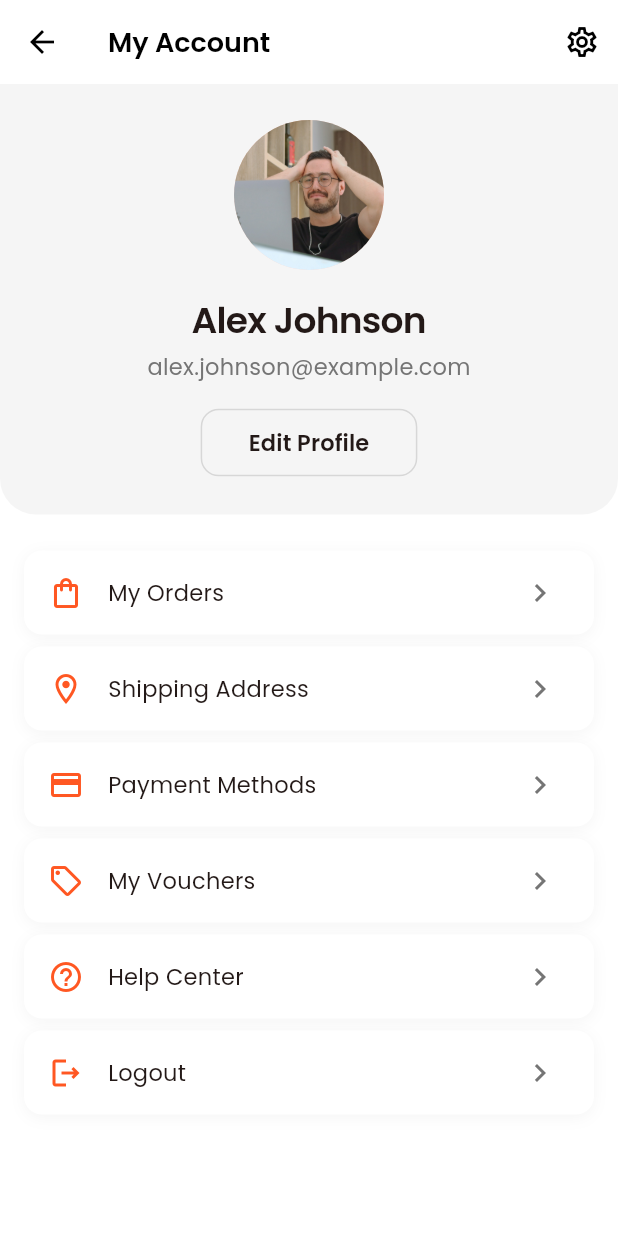
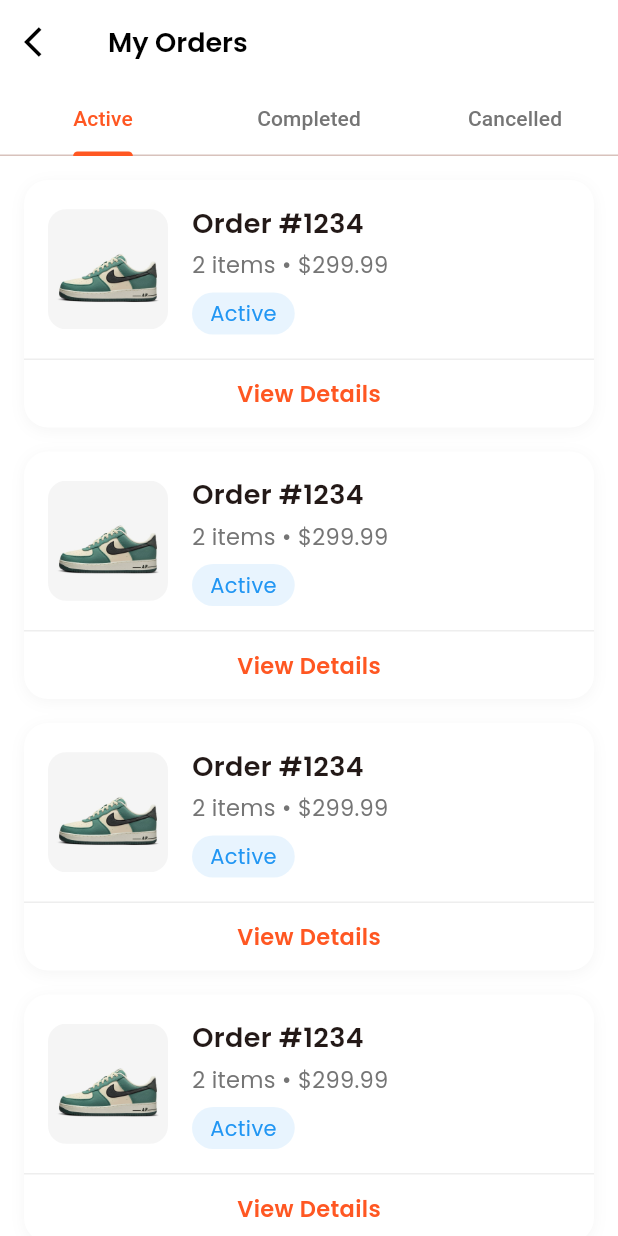
Before and after one commit to Edil-Ayehu/UI-2-Ecommerce-, a Flutter app: the AccountScreen screen opened directly, after a tap on "My Orders", on a phone screen of 412 x 824 dp. Run offline on Flutter 3.47's test engine with Material 3 defaults, Android fonts, the phone set to English and light mode, and no system bars; our stand-ins replace get, get_storage, google_fonts, share_plus; accounts and stored records are empty.

Commit message:
my orders screen

```diff
--- a/lib/view/pages/account_screen.dart
+++ b/lib/view/pages/account_screen.dart
@@ -1,6 +1,7 @@
 import 'package:ecommerce_ui/controllers/auth_controller.dart';
 import 'package:ecommerce_ui/utils/app_textstyles.dart';
 import 'package:ecommerce_ui/view/pages/auth/signin_screen.dart';
+import 'package:ecommerce_ui/view/pages/my_orders_screen.dart';
 import 'package:ecommerce_ui/view/pages/settings_screen.dart';
 import 'package:flutter/material.dart';
 import 'package:get/get.dart';
@@ -150,6 +151,8 @@ class AccountScreen extends StatelessWidget {
               onTap: () {
                 if (item['title'] == 'Logout') {
                   _showLogoutDialog(context);
+                } else if (item['title'] == 'My Orders') {
+                  Get.to(() => const MyOrdersScreen());
                 }
               },
             ),
--- /dev/null
+++ b/lib/view/pages/my_orders_screen.dart
@@ -0,0 +1,172 @@
+import 'package:flutter/material.dart';
+import 'package:get/get.dart';
+import 'package:ecommerce_ui/utils/app_textstyles.dart';
+
+class MyOrdersScreen extends StatelessWidget {
+  const MyOrdersScreen({super.key});
+
+  @override
+  Widget build(BuildContext context) {
+    final isDark = Theme.of(context).brightness == Brightness.dark;
+
+    return DefaultTabController(
+      length: 3,
+      child: Scaffold(
+        backgroundColor: Theme.of(context).scaffoldBackgroundColor,
+        appBar: AppBar(
+          leading: IconButton(
+            icon: Icon(
+              Icons.arrow_back_ios,
+              color: isDark ? Colors.white : Colors.black,
+            ),
+            onPressed: () => Get.back(),
+          ),
+          title: Text(
+            'My Orders',
+            style: AppTextStyle.withColor(
+              AppTextStyle.h3,
+              isDark ? Colors.white : Colors.black,
+            ),
+          ),
+          bottom: TabBar(
+            labelColor: Theme.of(context).primaryColor,
+            unselectedLabelColor: isDark ? Colors.grey[400] : Colors.grey[600],
+            indicatorColor: Theme.of(context).primaryColor,
+            tabs: const [
+              Tab(text: 'Active'),
+              Tab(text: 'Completed'),
+              Tab(text: 'Cancelled'),
+            ],
+          ),
+        ),
+        body: TabBarView(
+          children: [
+            _buildOrderList(context, 'active'),
+            _buildOrderList(context, 'completed'),
+            _buildOrderList(context, 'cancelled'),
+          ],
+        ),
+      ),
+    );
+  }
+
+  Widget _buildOrderList(BuildContext context, String type) {
+    return ListView.builder(
+      padding: const EdgeInsets.all(16),
+      itemCount: 5, // Replace with actual order count
+      itemBuilder: (context, index) => _buildOrderCard(context, type),
+    );
+  }
+
+  Widget _buildOrderCard(BuildContext context, String type) {
+    final isDark = Theme.of(context).brightness == Brightness.dark;
+
+    return Container(
+      margin: const EdgeInsets.only(bottom: 16),
+      decoration: BoxDecoration(
+        color: Theme.of(context).cardColor,
+        borderRadius: BorderRadius.circular(16),
+        boxShadow: [
+          BoxShadow(
+            color: isDark
+                ? Colors.black.withOpacity(0.2)
+                : Colors.grey.withOpacity(0.1),
+            blurRadius: 8,
+            offset: const Offset(0, 2),
+          ),
+        ],
+      ),
+      child: Column(
+        children: [
+          Padding(
+            padding: const EdgeInsets.all(16),
+            child: Row(
+              children: [
+                Container(
+                  width: 80,
+                  height: 80,
+                  decoration: BoxDecoration(
+                    borderRadius: BorderRadius.circular(12),
+                    image: const DecorationImage(
+                      image: AssetImage('assets/images/shoe.jpg'),
+                      fit: BoxFit.cover,
+                    ),
+                  ),
+                ),
+                const SizedBox(width: 16),
+                Expanded(
+                  child: Column(
+                    crossAxisAlignment: CrossAxisAlignment.start,
+                    children: [
+                      Text(
+                        'Order #1234',
+                        style: AppTextStyle.withColor(
+                          AppTextStyle.h3,
+                          Theme.of(context).textTheme.bodyLarge!.color!,
+                        ),
+                      ),
+                      const SizedBox(height: 4),
+                      Text(
+                        '2 items • \$299.99',
+                        style: AppTextStyle.withColor(
+                          AppTextStyle.bodyMedium,
+                          isDark ? Colors.grey[400]! : Colors.grey[600]!,
+                        ),
+                      ),
+                      const SizedBox(height: 8),
+                      _buildStatusChip(context, type),
+                    ],
+                  ),
+                ),
+              ],
+            ),
+          ),
+          Divider(height: 1, color: Colors.grey.shade200),
+          InkWell(
+            onTap: () {},
+            child: Padding(
+              padding: const EdgeInsets.symmetric(vertical: 12),
+              child: Text(
+                'View Details',
+                style: AppTextStyle.withColor(
+                  AppTextStyle.buttonMedium,
+                  Theme.of(context).primaryColor,
+                ),
+              ),
+            ),
+          ),
+        ],
+      ),
+    );
+  }
+
+  Widget _buildStatusChip(BuildContext context, String type) {
+    Color getStatusColor() {
+      switch (type) {
+        case 'active':
+          return Colors.blue;
+        case 'completed':
+          return Colors.green;
+        case 'cancelled':
+          return Colors.red;
+        default:
+          return Colors.grey;
+      }
+    }
+
+    return Container(
+      padding: const EdgeInsets.symmetric(horizontal: 12, vertical: 4),
+      decoration: BoxDecoration(
+        color: getStatusColor().withOpacity(0.1),
+        borderRadius: BorderRadius.circular(20),
+      ),
+      child: Text(
+        type.capitalize!,
+        style: AppTextStyle.withColor(
+          AppTextStyle.bodySmall,
+          getStatusColor(),
+        ),
+      ),
+    );
+  }
+}
```
